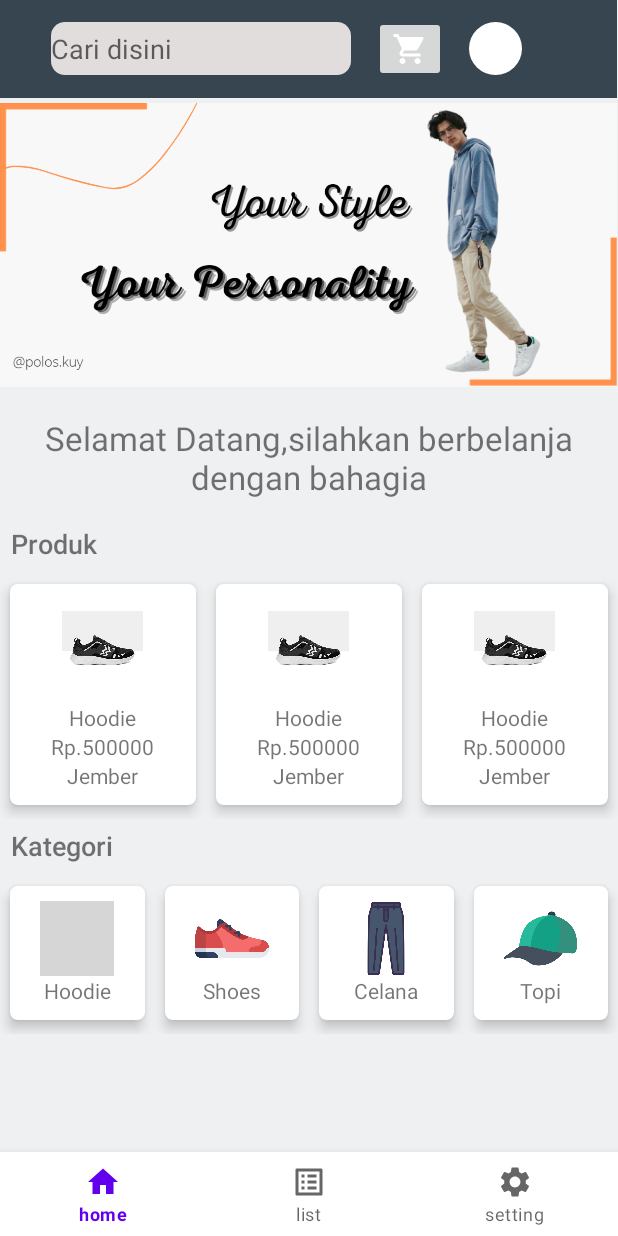
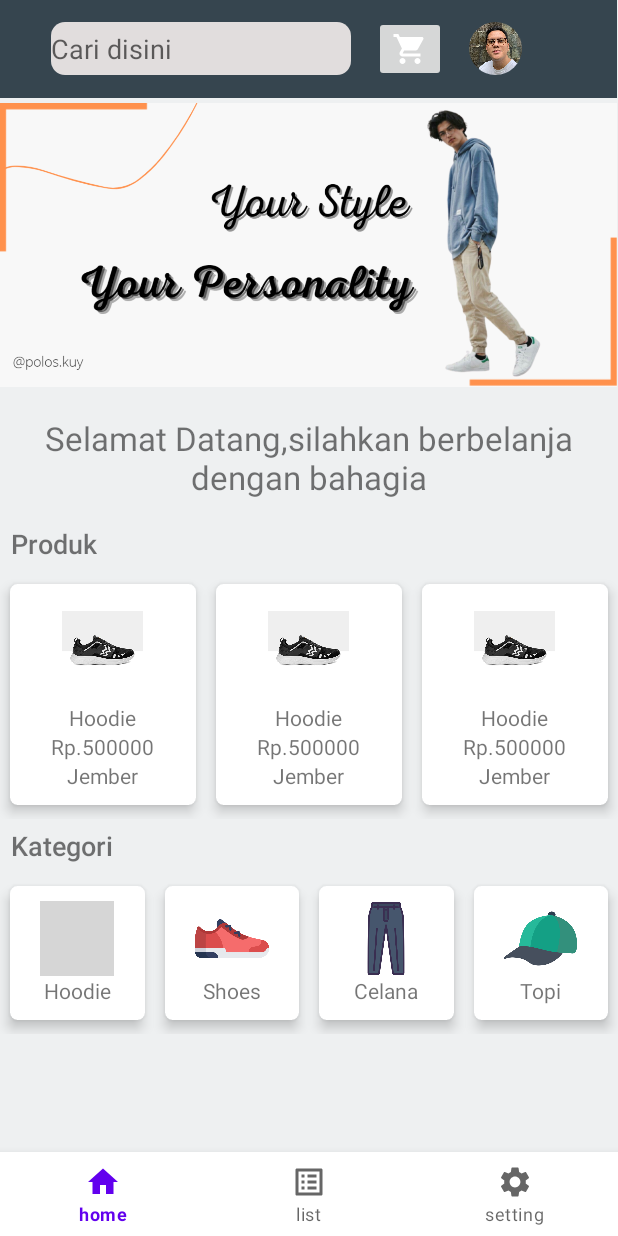
Before and after one commit to fikri-zamzam/Poloskuy, an Android app: the HomeFragment screen opened directly, with no data from a screen before it, on a phone screen of 412 x 824 dp. Run offline under Robolectric (Android 15) with nearby library versions, the light colour scheme and no system bars; our stand-ins replace CircleImageView; grey boxes are pictures that could not be loaded.

Commit message:
revisi imageview menjadi cricle image view pada profile

```diff
--- a/apkpoloskuy/app/build.gradle
+++ b/apkpoloskuy/app/build.gradle
@@ -33,6 +33,7 @@ dependencies {
     implementation 'com.google.android.material:material:1.4.0'
     implementation 'androidx.constraintlayout:constraintlayout:2.1.1'
     implementation 'androidx.legacy:legacy-support-v4:1.0.0'
+    implementation 'de.hdodenhof:circleimageview:3.1.0'
     testImplementation 'junit:junit:4.+'
     androidTestImplementation 'androidx.test.ext:junit:1.1.3'
     androidTestImplementation 'androidx.test.espresso:espresso-core:3.4.0'
--- a/apkpoloskuy/app/src/main/res/layout/fragment_home.xml
+++ b/apkpoloskuy/app/src/main/res/layout/fragment_home.xml
@@ -35,11 +35,11 @@
                 android:layout_gravity="center"
                 />
 
-            <View
+            <de.hdodenhof.circleimageview.CircleImageView
                 android:layout_width="35dp"
                 android:layout_height="35dp"
-                android:id="@+id/view"
-                android:background="@drawable/bulat"
+                android:id="@+id/viewFoto"
+                android:src="@drawable/armuh"
                 android:layout_gravity="center"
                 android:layout_marginLeft="15dp"/>
 
--- a/apkpoloskuy/app/src/main/res/layout/fragment_setting.xml
+++ b/apkpoloskuy/app/src/main/res/layout/fragment_setting.xml
@@ -38,11 +38,11 @@
 
     </androidx.appcompat.widget.Toolbar>
 
-    <ImageView
+    <de.hdodenhof.circleimageview.CircleImageView
         android:id="@+id/imgProfil"
         android:layout_width="200dp"
         android:layout_height="200dp"
-        android:src="@drawable/sepokat"
+        android:src="@drawable/armuh"
         android:layout_gravity="center"
         android:layout_marginTop="50dp"/>
 
```
Also changed, not shown: apkpoloskuy/app/src/main/res/drawable-v24/armuh.jpg (added).
